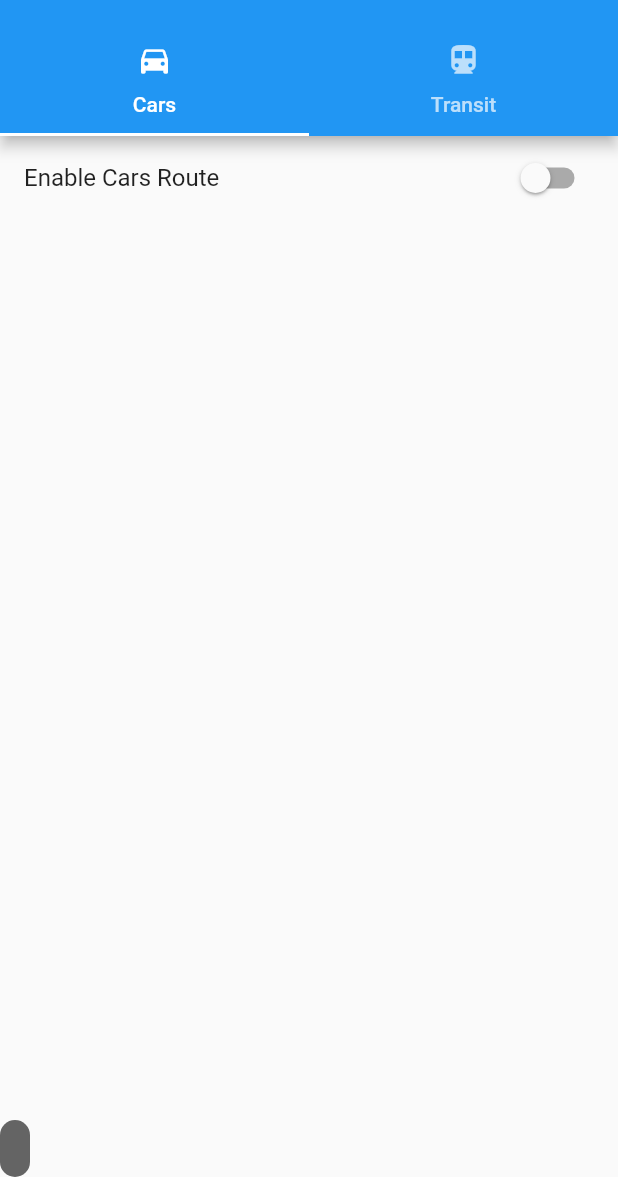
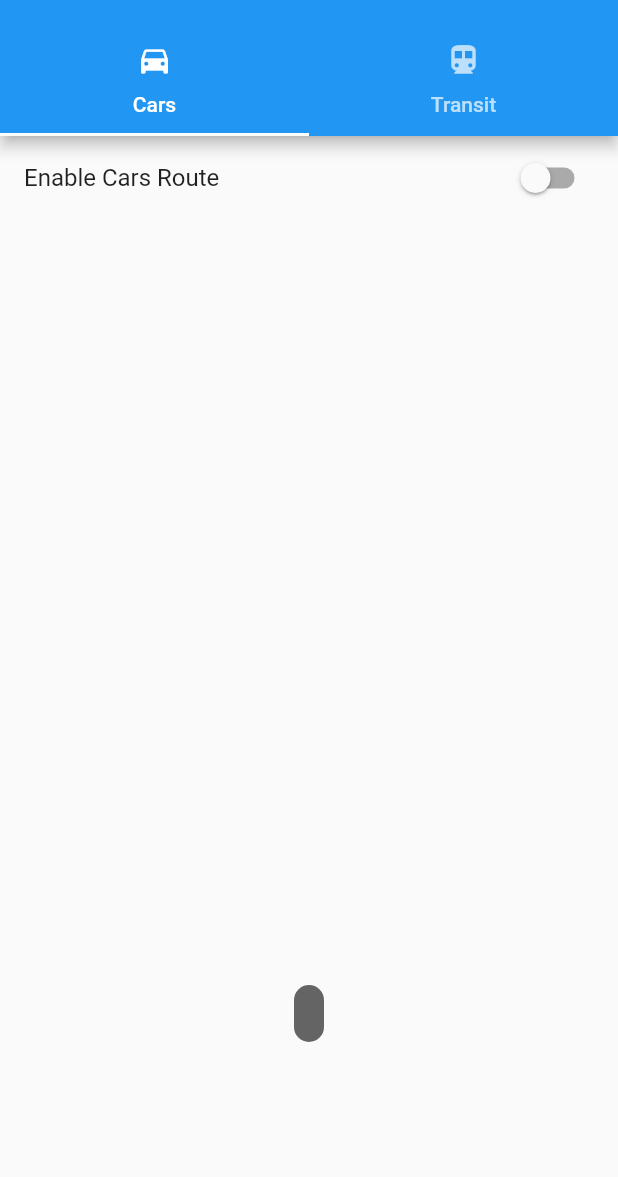
Before and after one commit to NightFarmer/flutter_is_easy, a Flutter app: the screen it shows after launch, after a tap on "ROUTE TO TABS", on a phone screen of 412 x 824 dp, the part 59-1236 px from its top. Run offline on Flutter 3.47's test engine with Material 2 defaults, Android fonts, the phone set to English and light mode, and no system bars.

Commit message:
增加toast位置设置

```diff
--- a/lib/main.dart
+++ b/lib/main.dart
@@ -82,22 +82,36 @@ class _SmartFlutterState extends State<SmartFlutter> {
           children: <Widget>[
             widget.child,
             Positioned(
-              child: Container(
-                child: Text(
-                  toastMsg,
-                  style: TextStyle(fontSize: 15.0, color: Color(0xFFffffff)),
-                ),
-                decoration: BoxDecoration(
-                  color: Color(0x99000000),
-                  borderRadius: BorderRadius.all(Radius.circular(10.0)),
-                ),
-                padding: EdgeInsets.all(10.0),
+              child: Align(
+                alignment: Alignment.bottomCenter,
+                child: buildToastView(),
               ),
+              left: 0.0,
+              top: 0.0,
+              right: 0.0,
               bottom: 0.0,
             ),
           ],
         ),
       ),
+    );
+  }
+
+  Widget buildToastView() {
+    return IgnorePointer(
+      child: Container(
+        child: Text(
+          toastMsg,
+          style: TextStyle(fontSize: 15.0, color: Color(0xFFffffff)),
+        ),
+        decoration: BoxDecoration(
+          color: Color(0x99000000),
+          borderRadius: BorderRadius.all(Radius.circular(10.0)),
+        ),
+        padding: EdgeInsets.all(10.0),
+        margin: EdgeInsets.all(90.0),
+      ),
+      ignoring: true,
     );
   }
 
```
